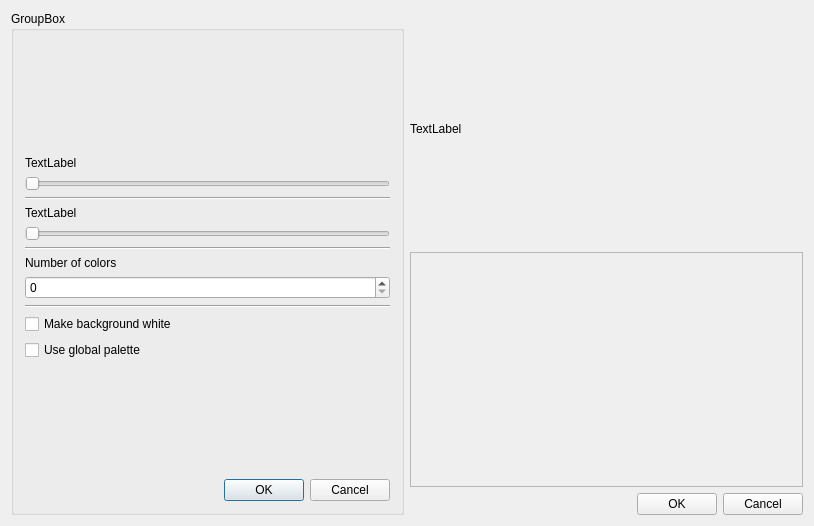
Before: the Qt Designer form noteshrinkdialog.ui in clapautius/noteshrink-qt, drawn with Qt 5.
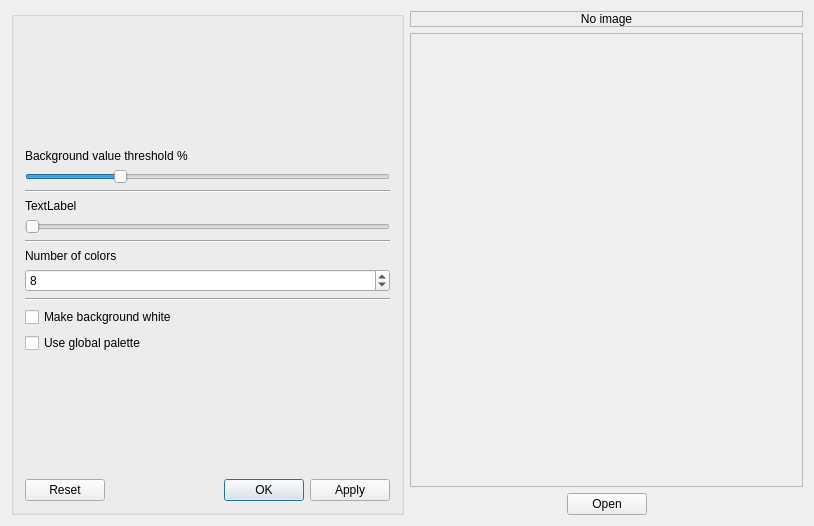
After: the same form once the commit is applied.

Patch:
```diff
--- a/noteshrinkdialog.ui
+++ b/noteshrinkdialog.ui
@@ -17,7 +17,7 @@
    <item>
     <widget class="QGroupBox" name="groupBox">
      <property name="title">
-      <string>GroupBox</string>
+      <string/>
      </property>
      <layout class="QVBoxLayout" name="verticalLayout_3">
       <item>
@@ -38,12 +38,15 @@
         <item>
          <widget class="QLabel" name="label_2">
           <property name="text">
-           <string>TextLabel</string>
+           <string>Background value threshold %</string>
           </property>
          </widget>
         </item>
         <item>
          <widget class="QSlider" name="horizontalSlider">
+          <property name="value">
+           <number>25</number>
+          </property>
           <property name="orientation">
            <enum>Qt::Horizontal</enum>
           </property>
@@ -85,7 +88,17 @@
          </widget>
         </item>
         <item>
-         <widget class="QSpinBox" name="spinBox"/>
+         <widget class="QSpinBox" name="spinBox">
+          <property name="minimum">
+           <number>1</number>
+          </property>
+          <property name="maximum">
+           <number>256</number>
+          </property>
+          <property name="value">
+           <number>8</number>
+          </property>
+         </widget>
         </item>
         <item>
          <widget class="Line" name="line_3">
@@ -124,7 +137,7 @@
         <item>
          <widget class="QDialogButtonBox" name="buttonBox_2">
           <property name="standardButtons">
-           <set>QDialogButtonBox::Cancel|QDialogButtonBox::Ok</set>
+           <set>QDialogButtonBox::Apply|QDialogButtonBox::Ok|QDialogButtonBox::Reset</set>
           </property>
          </widget>
         </item>
@@ -139,8 +152,23 @@
       <layout class="QVBoxLayout" name="verticalLayout">
        <item>
         <widget class="QLabel" name="label">
+         <property name="sizePolicy">
+          <sizepolicy hsizetype="Preferred" vsizetype="Fixed">
+           <horstretch>0</horstretch>
+           <verstretch>0</verstretch>
+          </sizepolicy>
+         </property>
+         <property name="frameShape">
+          <enum>QFrame::StyledPanel</enum>
+         </property>
+         <property name="frameShadow">
+          <enum>QFrame::Raised</enum>
+         </property>
          <property name="text">
-          <string>TextLabel</string>
+          <string>No image</string>
+         </property>
+         <property name="alignment">
+          <set>Qt::AlignCenter</set>
          </property>
         </widget>
        </item>
@@ -157,7 +185,10 @@
        <item>
         <widget class="QDialogButtonBox" name="buttonBox">
          <property name="standardButtons">
-          <set>QDialogButtonBox::Cancel|QDialogButtonBox::Ok</set>
+          <set>QDialogButtonBox::Open</set>
+         </property>
+         <property name="centerButtons">
+          <bool>true</bool>
          </property>
         </widget>
        </item>
```
Left out of the diff: 2 changed lines with no effect on the pictures.
